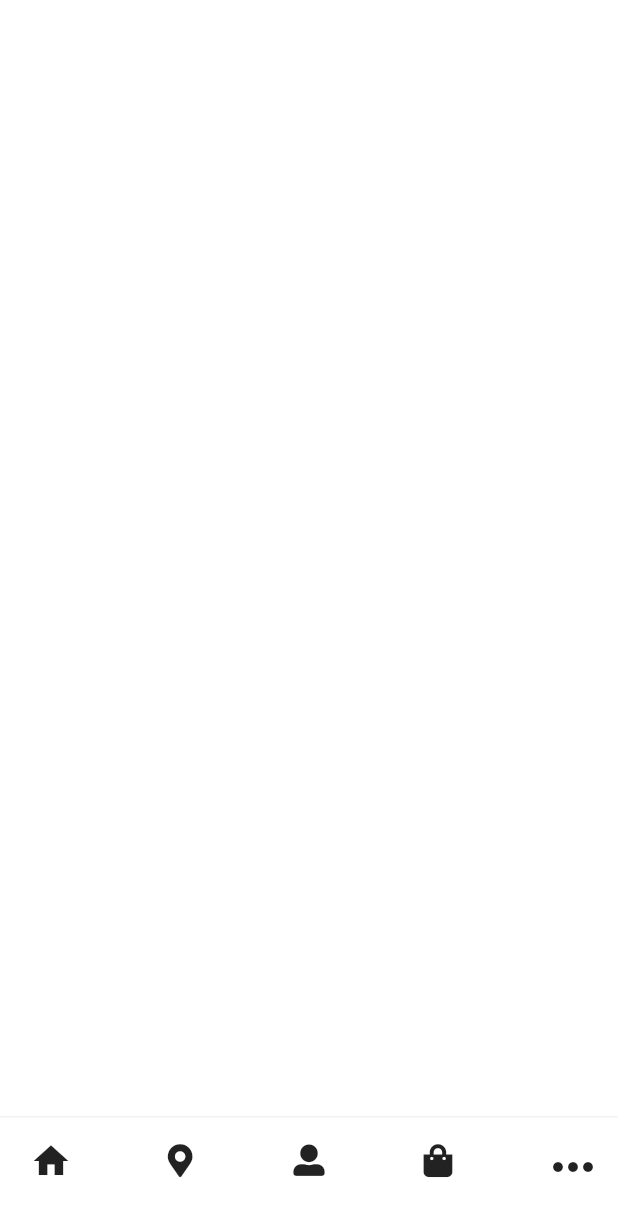
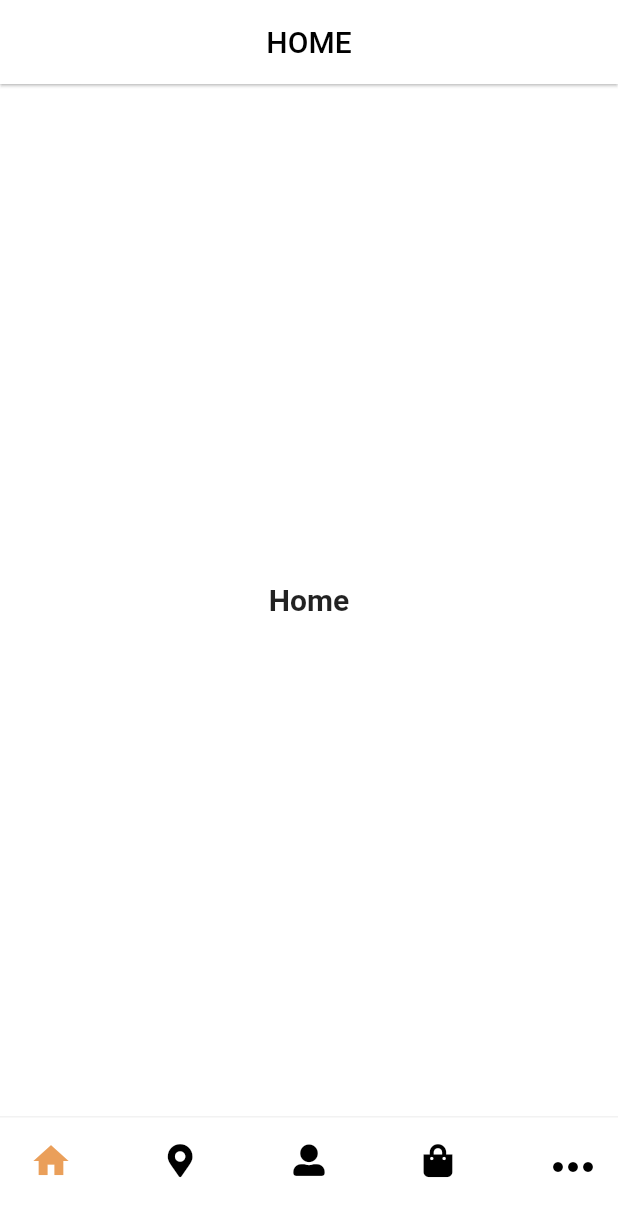
Before and after one commit to GiaGioi/online_shop, a Flutter app: the screen it shows after launch, on a phone screen of 412 x 824 dp. Shown: the top 1216 px of the screen. Run offline on Flutter 3.47's test engine with Material 2 defaults, Android fonts, the phone set to English and light mode, and no system bars; our stand-ins replace font_awesome_flutter.

Commit message:
update code

```diff
--- /dev/null
+++ b/lib/pages/home_page.dart
@@ -0,0 +1,15 @@
+import 'package:flutter/material.dart';
+
+class HomePage extends StatefulWidget {
+  @override
+  _HomePageState createState() => _HomePageState();
+}
+
+class _HomePageState extends State<HomePage> {
+  @override
+  Widget build(BuildContext context) {
+    return Scaffold(
+
+    );
+  }
+}
--- a/lib/pages/root_app.dart
+++ b/lib/pages/root_app.dart
@@ -8,12 +8,112 @@ class RootApp extends StatefulWidget {
 }
 
 class _RootAppState extends State<RootApp> {
+  int activeTab = 0;
+
+  AppBar appBar = null;
+
   @override
   Widget build(BuildContext context) {
     return Scaffold(
       backgroundColor: Colors.white,
       bottomNavigationBar: getFooter(),
+      appBar: getAppbar(),
+      body: getBody(),
     );
+  }
+
+  Widget getBody(){
+    return IndexedStack(
+      index: activeTab,
+      children: [
+        Center(
+          child: Text('Home',
+          style: TextStyle(fontSize: 20, fontWeight: FontWeight.bold),),
+        ),
+        Center(
+          child: Text('Store',
+            style: TextStyle(fontSize: 20, fontWeight: FontWeight.bold),),
+        ),
+        Center(
+          child: Text('Account',
+            style: TextStyle(fontSize: 20, fontWeight: FontWeight.bold),),
+        ),
+        Center(
+          child: Text('Cart',
+            style: TextStyle(fontSize: 20, fontWeight: FontWeight.bold),),
+        ),
+        Center(
+          child: Text('More',
+            style: TextStyle(fontSize: 20, fontWeight: FontWeight.bold),),
+        ),
+      ],
+    );
+
+  }
+  Widget getAppbar() {
+    switch (activeTab) {
+      case 0:
+        return AppBar(
+          elevation: 0.8,
+          backgroundColor: white,
+          title: Center(
+            child: Text(
+              'HOME',
+              style: TextStyle(color: black),
+            ),
+          ),
+        );
+        break;
+      case 1:
+        return AppBar(
+          elevation: 0.8,
+          backgroundColor: white,
+          title: Center(
+            child: Text(
+              'CART',
+              style: TextStyle(color: black),
+            ),
+          ),
+        );
+        break;
+      case 2:
+        return AppBar(
+          elevation: 0.8,
+          backgroundColor: white,
+          title: Center(
+            child: Text(
+              'ACCOUNT',
+              style: TextStyle(color: black),
+            ),
+          ),
+        );
+        break;
+      case 3:
+        return AppBar(
+          elevation: 0.8,
+          backgroundColor: white,
+          title: Center(
+            child: Text(
+              'CART',
+              style: TextStyle(color: black),
+            ),
+          ),
+        );
+        break;
+      case 4:
+        return AppBar(
+          elevation: 0.8,
+          backgroundColor: white,
+          title: Center(
+            child: Text(
+              'MORE',
+              style: TextStyle(color: black),
+            ),
+          ),
+        );
+        break;
+      default:
+    }
   }
 
   Widget getFooter() {
@@ -29,9 +129,16 @@ class _RootAppState extends State<RootApp> {
           mainAxisAlignment: MainAxisAlignment.spaceBetween,
           children: List.generate(itemsTab.length, (index) {
             return IconButton(
-                icon: Icon(itemsTab[index]['icon'],
-                    size: itemsTab[index]['size']),
-                onPressed: () {});
+                icon: Icon(
+                  itemsTab[index]['icon'],
+                  size: itemsTab[index]['size'],
+                  color: activeTab == index ? accent : black,
+                ),
+                onPressed: () {
+                  setState(() {
+                    activeTab = index;
+                  });
+                });
           }),
         ),
       ),
--- a/pubspec.yaml
+++ b/pubspec.yaml
@@ -28,7 +28,7 @@ dependencies:
   # The following adds the Cupertino Icons font to your application.
   # Use with the CupertinoIcons class for iOS style icons.
   cupertino_icons: ^1.0.0
-  font_awesome_flutter: ^8.8.1
+  font_awesome_flutter: ^8.12.0
 
 dev_dependencies:
   flutter_test:
```
